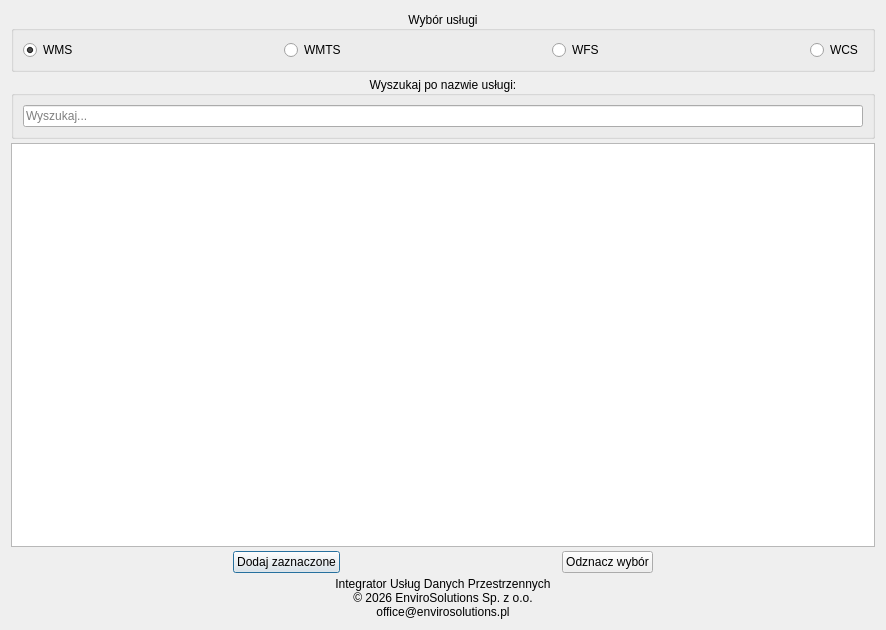
Above: integrator_uslug_danych_przestrzennych_dialog_base.ui from envirosolutionspl/integrator_uslug_danych_przestrzennych before the change. Below: the same form after it.
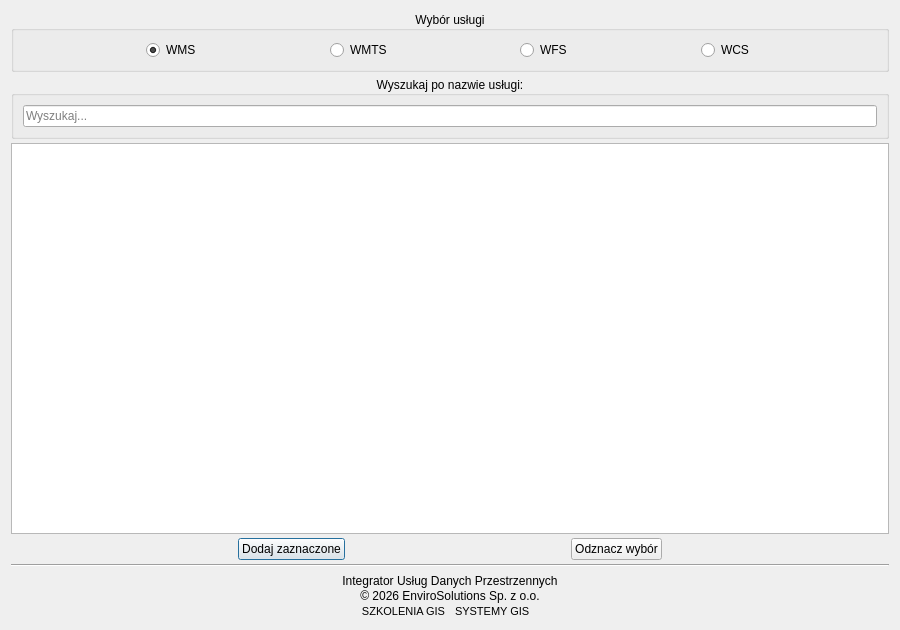
That is the form after the change. Icons and pictures are not drawn.

```diff
--- a/integrator_uslug_danych_przestrzennych_dialog_base.ui
+++ b/integrator_uslug_danych_przestrzennych_dialog_base.ui
@@ -6,7 +6,7 @@
    <rect>
     <x>0</x>
     <y>0</y>
-    <width>886</width>
+    <width>900</width>
     <height>630</height>
    </rect>
   </property>
@@ -30,67 +30,207 @@
    <property name="verticalSpacing">
     <number>4</number>
    </property>
-   <item row="5" column="0">
-    <layout class="QGridLayout" name="gridLayout_3">
-     <item row="0" column="0">
-      <spacer name="horizontalSpacer">
-       <property name="orientation">
-        <enum>Qt::Horizontal</enum>
+   <item row="7" column="0">
+    <layout class="QHBoxLayout" name="Stopka">
+     <item>
+      <widget class="QLabel" name="img_main">
+       <property name="sizePolicy">
+        <sizepolicy hsizetype="Maximum" vsizetype="Maximum">
+         <horstretch>0</horstretch>
+         <verstretch>0</verstretch>
+        </sizepolicy>
        </property>
-       <property name="sizeHint" stdset="0">
+       <property name="maximumSize">
         <size>
          <width>60</width>
-         <height>20</height>
+         <height>60</height>
         </size>
        </property>
-      </spacer>
-     </item>
-     <item row="0" column="1">
-      <widget class="QPushButton" name="add_btn">
-       <property name="text">
-        <string>Dodaj zaznaczone</string>
+       <property name="pixmap">
+        <pixmap>images/icon.svg</pixmap>
        </property>
        <property name="toolTip">
         <string>Dodaje usługę do projektu</string>
        </property>
       </widget>
      </item>
-     <item row="0" column="2">
-      <spacer name="horizontalSpacer_3">
-       <property name="orientation">
-        <enum>Qt::Horizontal</enum>
+     <item>
+      <layout class="QVBoxLayout" name="verticalLayout_2">
+       <item>
+        <widget class="QLabel" name="lbl_pluginVersion">
+         <property name="minimumSize">
+          <size>
+           <width>0</width>
+           <height>18</height>
+          </size>
+         </property>
+         <property name="maximumSize">
+          <size>
+           <width>16777215</width>
+           <height>15</height>
+          </size>
+         </property>
+         <property name="text">
+          <string>Integrator Usług Danych Przestrzennych</string>
+         </property>
+         <property name="textFormat">
+          <enum>Qt::RichText</enum>
+         </property>
+         <property name="alignment">
+          <set>Qt::AlignCenter</set>
+         </property>
+        </widget>
+       </item>
+       <item>
+        <widget class="QLabel" name="lbl_copyrights">
+         <property name="minimumSize">
+          <size>
+           <width>0</width>
+           <height>15</height>
+          </size>
+         </property>
+         <property name="maximumSize">
+          <size>
+           <width>16777215</width>
+           <height>15</height>
+          </size>
+         </property>
+         <property name="text">
+          <string>© 2026 EnviroSolutions Sp. z o.o.</string>
+         </property>
+         <property name="textFormat">
+          <enum>Qt::RichText</enum>
+         </property>
+         <property name="alignment">
+          <set>Qt::AlignCenter</set>
+         </property>
+        </widget>
+       </item>
+       <item>
+        <layout class="QHBoxLayout" name="horizontalLayout">
+         <item>
+          <widget class="QLabel" name="lbl_szkolenia">
+           <property name="minimumSize">
+            <size>
+             <width>0</width>
+             <height>15</height>
+            </size>
+           </property>
+           <property name="maximumSize">
+            <size>
+             <width>16777215</width>
+             <height>15</height>
+            </size>
+           </property>
+           <property name="font">
+            <font>
+             <pointsize>8</pointsize>
+            </font>
+           </property>
+           <property name="layoutDirection">
+            <enum>Qt::LeftToRight</enum>
+           </property>
+           <property name="text">
+            <string>&lt;html&gt;&lt;head/&gt;&lt;body&gt;&lt;p&gt;&lt;a href=&quot;https://envirosolutions.pl/oferta-szkoleniowa/?utm_source=stopka&amp;utm_medium=wtyczka&amp;utm_campaign=organic&amp;utm_term=uldk_gugik&quot;&gt;&lt;span style=&quot; text-decoration: underline; color:#0000ff;&quot;&gt;SZKOLENIA GIS&lt;/span&gt;&lt;/a&gt;&lt;/p&gt;&lt;/body&gt;&lt;/html&gt;</string>
+           </property>
+           <property name="textFormat">
+            <enum>Qt::RichText</enum>
+           </property>
+           <property name="alignment">
+            <set>Qt::AlignRight|Qt::AlignTrailing|Qt::AlignVCenter</set>
+           </property>
+           <property name="margin">
+            <number>2</number>
+           </property>
+           <property name="openExternalLinks">
+            <bool>true</bool>
+           </property>
+           <property name="textInteractionFlags">
+            <set>Qt::TextBrowserInteraction</set>
+           </property>
+          </widget>
+         </item>
+         <item>
+          <spacer name="horizontalSpacer_9">
+           <property name="orientation">
+            <enum>Qt::Horizontal</enum>
+           </property>
+           <property name="sizeType">
+            <enum>QSizePolicy::Fixed</enum>
+           </property>
+           <property name="sizeHint" stdset="0">
+            <size>
+             <width>10</width>
+             <height>15</height>
+            </size>
+           </property>
+          </spacer>
+         </item>
+         <item>
+          <widget class="QLabel" name="lbl_email">
+           <property name="minimumSize">
+            <size>
+             <width>0</width>
+             <height>15</height>
+            </size>
+           </property>
+           <property name="maximumSize">
+            <size>
+             <width>16777215</width>
+             <height>15</height>
+            </size>
+           </property>
+           <property name="font">
+            <font>
+             <pointsize>8</pointsize>
+            </font>
+           </property>
+           <property name="text">
+            <string>&lt;html&gt;&lt;head/&gt;&lt;body&gt;&lt;p&gt;&lt;a href=&quot;https://envirosolutions.pl/systemy-opensource-gis/?utm_source=stopka&amp;utm_medium=wtyczka&amp;utm_campaign=organic&amp;utm_term=uldk_gugik&quot;&gt;&lt;span style=&quot; text-decoration: underline; color:#0000ff;&quot;&gt;SYSTEMY GIS&lt;/span&gt;&lt;/a&gt;&lt;/p&gt;&lt;/body&gt;&lt;/html&gt;</string>
+           </property>
+           <property name="textFormat">
+            <enum>Qt::RichText</enum>
+           </property>
+           <property name="alignment">
+            <set>Qt::AlignLeading|Qt::AlignLeft|Qt::AlignVCenter</set>
+           </property>
+           <property name="margin">
+            <number>2</number>
+           </property>
+           <property name="openExternalLinks">
+            <bool>true</bool>
+           </property>
+           <property name="textInteractionFlags">
+            <set>Qt::TextBrowserInteraction</set>
+           </property>
+          </widget>
+         </item>
+        </layout>
+       </item>
+      </layout>
+     </item>
+     <item>
+      <widget class="QLabel" name="img_es">
+       <property name="sizePolicy">
+        <sizepolicy hsizetype="Maximum" vsizetype="Maximum">
+         <horstretch>0</horstretch>
+         <verstretch>0</verstretch>
+        </sizepolicy>
        </property>
-       <property name="sizeHint" stdset="0">
+       <property name="maximumSize">
         <size>
-         <width>40</width>
-         <height>20</height>
+         <width>60</width>
+         <height>60</height>
         </size>
        </property>
-      </spacer>
-     </item>
-     <item row="0" column="3">
-      <widget class="QPushButton" name="reject_btn">
-       <property name="text">
-        <string>Odznacz wybór</string>
+       <property name="pixmap">
+        <pixmap>images/es_logo.svg</pixmap>
        </property>
        <property name="toolTip">
         <string>Czyści zaznaczone wiersze tabeli</string>
        </property>
       </widget>
      </item>
-     <item row="0" column="4">
-      <spacer name="horizontalSpacer_2">
-       <property name="orientation">
-        <enum>Qt::Horizontal</enum>
-       </property>
-       <property name="sizeHint" stdset="0">
-        <size>
-         <width>60</width>
-         <height>20</height>
-        </size>
-       </property>
-      </spacer>
-     </item>
     </layout>
    </item>
    <item row="0" column="0">
@@ -116,7 +256,17 @@
      <layout class="QVBoxLayout" name="verticalLayout_3">
       <item>
        <layout class="QGridLayout" name="gridLayout_8">
-        <item row="1" column="6">
+        <item row="1" column="1">
+         <widget class="QRadioButton" name="wms_rdbtn">
+          <property name="text">
+           <string>WMS</string>
+          </property>
+          <property name="checked">
+           <bool>true</bool>
+          </property>
+         </widget>
+        </item>
+        <item row="1" column="7">
          <widget class="QRadioButton" name="wcs_rdbtn">
           <property name="enabled">
            <bool>true</bool>
@@ -129,57 +279,60 @@
           </property>
          </widget>
         </item>
-        <item row="1" column="1">
-         <spacer name="horizontalSpacer_4">
-          <property name="orientation">
-           <enum>Qt::Horizontal</enum>
-          </property>
-          <property name="sizeHint" stdset="0">
-           <size>
-            <width>40</width>
-            <height>20</height>
-           </size>
-          </property>
-         </spacer>
-        </item>
         <item row="1" column="2">
-         <widget class="QRadioButton" name="wmts_rdbtn">
-          <property name="text">
-           <string>WMTS</string>
+         <spacer name="horizontalSpacer_4">
+          <property name="orientation">
+           <enum>Qt::Horizontal</enum>
           </property>
-         </widget>
+          <property name="sizeHint" stdset="0">
+           <size>
+            <width>40</width>
+            <height>20</height>
+           </size>
+          </property>
+         </spacer>
         </item>
         <item row="1" column="0">
-         <widget class="QRadioButton" name="wms_rdbtn">
-          <property name="text">
-           <string>WMS</string>
+         <spacer name="horizontalSpacer_7">
+          <property name="orientation">
+           <enum>Qt::Horizontal</enum>
           </property>
-          <property name="checked">
-           <bool>true</bool>
+          <property name="sizeHint" stdset="0">
+           <size>
+            <width>20</width>
+            <height>20</height>
+           </size>
           </property>
-         </widget>
+         </spacer>
         </item>
         <item row="1" column="3">
-         <spacer name="horizontalSpacer_5">
-          <property name="orientation">
-           <enum>Qt::Horizontal</enum>
+         <widget class="QRadioButton" name="wmts_rdbtn">
+          <property name="text">
+           <string>WMTS</string>
           </property>
-          <property name="sizeHint" stdset="0">
-           <size>
-            <width>40</width>
-            <height>20</height>
-           </size>
-          </property>
-         </spacer>
+         </widget>
         </item>
         <item row="1" column="4">
+         <spacer name="horizontalSpacer_5">
+          <property name="orientation">
+           <enum>Qt::Horizontal</enum>
+          </property>
+          <property name="sizeHint" stdset="0">
+           <size>
+            <width>40</width>
+            <height>20</height>
+           </size>
+          </property>
+         </spacer>
+        </item>
+        <item row="1" column="5">
          <widget class="QRadioButton" name="wfs_rdbtn">
           <property name="text">
            <string>WFS</string>
           </property>
          </widget>
         </item>
-        <item row="1" column="5">
+        <item row="1" column="6">
          <spacer name="horizontalSpacer_6">
           <property name="orientation">
            <enum>Qt::Horizontal</enum>
@@ -192,6 +345,19 @@
           </property>
          </spacer>
         </item>
+        <item row="1" column="8">
+         <spacer name="horizontalSpacer_8">
+          <property name="orientation">
+           <enum>Qt::Horizontal</enum>
+          </property>
+          <property name="sizeHint" stdset="0">
+           <size>
+            <width>40</width>
+            <height>20</height>
+           </size>
+          </property>
+         </spacer>
+        </item>
        </layout>
       </item>
      </layout>
@@ -226,79 +392,76 @@
      </layout>
     </widget>
    </item>
-   <item row="7" column="0">
-    <layout class="QHBoxLayout" name="Stopka">
-     <item>
-      <widget class="QLabel" name="img_main">
-       <property name="maximumSize">
-        <size>
-         <width>60</width>
-         <height>60</height>
-        </size>
+   <item row="4" column="0">
+    <layout class="QGridLayout" name="gridLayout_3">
+     <item row="0" column="1">
+      <widget class="QPushButton" name="add_btn">
+       <property name="toolTip">
+        <string>Dodaje usługę do projektu</string>
        </property>
-       <property name="pixmap">
-        <pixmap>images/icon.svg</pixmap>
+       <property name="text">
+        <string>Dodaj zaznaczone</string>
        </property>
-       <property name="scaledContents">
-        <bool>true</bool>
+      </widget>
+     </item>
+     <item row="0" column="3">
+      <widget class="QPushButton" name="reject_btn">
+       <property name="toolTip">
+        <string>Czyści zaznaczone wiersze tabeli</string>
        </property>
-       <property name="alignment">
-        <set>Qt::AlignCenter</set>
+       <property name="text">
+        <string>Odznacz wybór</string>
        </property>
       </widget>
      </item>
-     <item>
-      <layout class="QGridLayout" name="gridLayout_11">
-       <item row="0" column="0">
-        <widget class="QLabel" name="lbl_pluginVersion">
-         <property name="text">
-          <string>Integrator Usług Danych Przestrzennych</string>
-         </property>
-         <property name="alignment">
-          <set>Qt::AlignCenter</set>
-         </property>
-        </widget>
-       </item>
-       <item row="1" column="0">
-        <widget class="QLabel" name="lbl_copyrights_3">
-         <property name="text">
-          <string>© 2026 EnviroSolutions Sp. z o.o.</string>
-         </property>
-         <property name="alignment">
-          <set>Qt::AlignCenter</set>
-         </property>
-        </widget>
-       </item>
-       <item row="2" column="0">
-        <widget class="QLabel" name="lbl_email_3">
-         <property name="text">
-          <string>office@envirosolutions.pl</string>
-         </property>
-         <property name="alignment">
-          <set>Qt::AlignCenter</set>
-         </property>
-        </widget>
-       </item>
-      </layout>
+     <item row="0" column="4">
+      <spacer name="horizontalSpacer_2">
+       <property name="orientation">
+        <enum>Qt::Horizontal</enum>
+       </property>
+       <property name="sizeHint" stdset="0">
+        <size>
+         <width>60</width>
+         <height>20</height>
+        </size>
+       </property>
+      </spacer>
      </item>
-     <item>
-      <widget class="QLabel" name="img_es">
-       <property name="maximumSize">
+     <item row="0" column="0">
+      <spacer name="horizontalSpacer">
+       <property name="orientation">
+        <enum>Qt::Horizontal</enum>
+       </property>
+       <property name="sizeHint" stdset="0">
         <size>
          <width>60</width>
-         <height>60</height>
+         <height>20</height>
         </size>
        </property>
-       <property name="pixmap">
-        <pixmap>images/es_logo.svg</pixmap>
+      </spacer>
+     </item>
+     <item row="0" column="2">
+      <spacer name="horizontalSpacer_3">
+       <property name="orientation">
+        <enum>Qt::Horizontal</enum>
        </property>
-       <property name="scaledContents">
-        <bool>true</bool>
+       <property name="sizeHint" stdset="0">
+        <size>
+         <width>40</width>
+         <height>20</height>
+        </size>
        </property>
-      </widget>
+      </spacer>
      </item>
     </layout>
    </item>
+   <item row="6" column="0">
+    <widget class="Line" name="line">
+     <property name="orientation">
+      <enum>Qt::Horizontal</enum>
+     </property>
+    </widget>
+   </item>
   </layout>
  </widget>
  <resources/>
```
Left out of the diff: 11 changed lines with no effect on the pictures.
